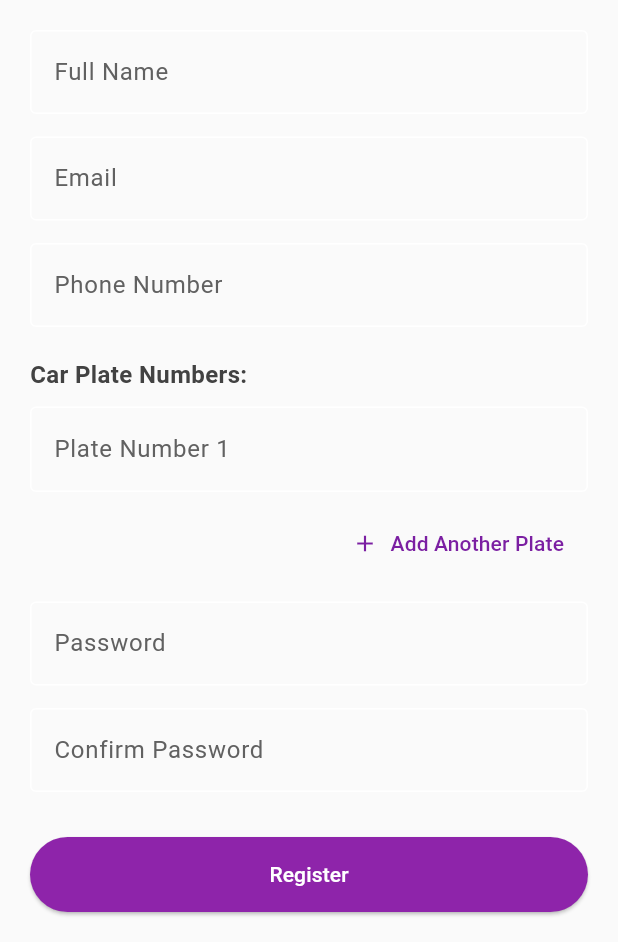
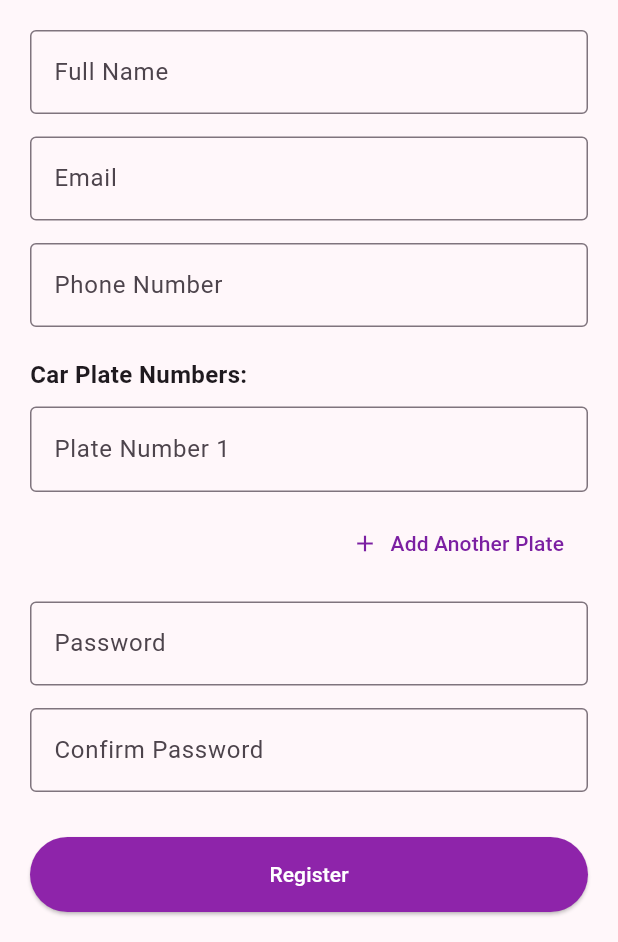
Before and after one commit to ElLord77/TripleM, a Flutter app: the screen it shows after launch, after a tap on "Register", on a phone screen of 412 x 824 dp, the part 294-1236 px from its top. Run offline on Flutter 3.47's test engine with Material 3 defaults, Android fonts, the light colour scheme and no system bars; our stand-ins replace cloud_firestore, firebase_auth, firebase_core, firebase_database, flutter_credit_card, shared_preferences; accounts and stored records are empty.

Commit message:
2 days left

```diff
--- a/lib/main.dart
+++ b/lib/main.dart
@@ -36,54 +36,24 @@ class TripleMGarageApp extends StatelessWidget {
   Widget build(BuildContext context) {
     final themeProvider = Provider.of<ThemeProvider>(context);
 
-    // Define icon colors to be used for AppBar background - Reverted
-    final Color lightModeAppBarColor = Colors.purple.shade600; // Purple for light mode AppBar
-    final Color darkModeAppBarColor = Colors.pink.shade300;   // Pink for dark mode AppBar
-
-    // Define foreground color for AppBar elements (title, icons)
-    const Color appBarForegroundColor = Colors.white;
-
-
-    return MaterialApp(
-      title: 'Triple M Garage',
-      debugShowCheckedModeBanner: false,
-
-      // Light Theme (Purple-based)
-      theme: ThemeData(
+    // --- Light Theme Definition ---
+    // Using ColorScheme.fromSeed to generate a full palette, then overriding
+    // specific component themes to match your original design.
+    final lightTheme = ThemeData(
+      useMaterial3: true,
+      colorScheme: ColorScheme.fromSeed(
+        seedColor: Colors.purple, // Your original purple base color
         brightness: Brightness.light,
-          primarySwatch: Colors.purple, // Back to purple
-          scaffoldBackgroundColor: Colors.grey[50],
+      ),
       appBarTheme: AppBarTheme(
-            backgroundColor: lightModeAppBarColor, // Purple background
-            foregroundColor: appBarForegroundColor,
+        backgroundColor: Colors.purple[600],
+        foregroundColor: Colors.white,
         titleTextStyle: const TextStyle(
-              color: appBarForegroundColor,
+          color: Colors.white,
           fontSize: 20,
           fontWeight: FontWeight.bold,
         ),
-            iconTheme: const IconThemeData(color: appBarForegroundColor),
-          ),
-          colorScheme: ColorScheme.fromSwatch(
-            primarySwatch: Colors.purple,
-            brightness: Brightness.light,
-          ).copyWith(
-            secondary: Colors.orangeAccent,
-            onPrimary: Colors.white,
-            onSecondary: Colors.black,
-            onBackground: Colors.black,
-            onSurface: Colors.black,
-            surface: Colors.white,
-            background: Colors.grey[50],
-          ),
-          textTheme: TextTheme(
-            bodyLarge: TextStyle(color: Colors.grey[900]),
-            bodyMedium: TextStyle(color: Colors.grey[800]),
-            titleLarge: TextStyle(color: Colors.black),
-            titleMedium: TextStyle(color: Colors.black87),
-            titleSmall: TextStyle(color: Colors.black54),
-            labelLarge: TextStyle(color: Colors.purple[800]),
-            headlineSmall: TextStyle(color: Colors.black87),
-            headlineMedium: TextStyle(color: Colors.black),
+        iconTheme: const IconThemeData(color: Colors.white),
       ),
       elevatedButtonTheme: ElevatedButtonThemeData(
         style: ElevatedButton.styleFrom(
@@ -93,15 +63,11 @@ class TripleMGarageApp extends StatelessWidget {
       ),
       listTileTheme: ListTileThemeData(
         iconColor: Colors.purple[700],
-            textColor: Colors.grey[800],
-            subtitleTextStyle: TextStyle(color: Colors.grey[600]),
       ),
       iconTheme: IconThemeData(
           color: Colors.purple[700]
       ),
       inputDecorationTheme: InputDecorationTheme(
-            labelStyle: TextStyle(color: Colors.grey[700]),
-            hintStyle: TextStyle(color: Colors.grey[500]),
         focusedBorder: OutlineInputBorder(
           borderSide: BorderSide(color: Colors.purple[700]!),
         ),
@@ -115,49 +81,34 @@ class TripleMGarageApp extends StatelessWidget {
       cardTheme: CardTheme(
         elevation: 4,
         shape: RoundedRectangleBorder(borderRadius: BorderRadius.circular(10)),
+      ),
+    );
+
+    // --- Dark Theme Definition ---
+    // Using ColorScheme.fromSeed with your pink accent color, then overriding
+    // specific component themes to match your original design.
+    final darkTheme = ThemeData(
+      useMaterial3: true,
+      colorScheme: ColorScheme.fromSeed(
+        seedColor: const Color(0xFFE94560), // Your original pink/red accent color
+        brightness: Brightness.dark,
+        // Override specific generated colors if needed
+        surface: const Color(0xFF1E1E1E),
+      ),
+      scaffoldBackgroundColor: const Color(0xFF121212),
+      appBarTheme: const AppBarTheme(
+        backgroundColor: Color(0xFFE94560), // Keep your specific pink AppBar
+        foregroundColor: Colors.white,
+        titleTextStyle: TextStyle(
           color: Colors.white,
-          )
-      ),
-
-      // Dark Theme (Pink-based, using your original accent for buttons)
-      darkTheme: ThemeData(
-        brightness: Brightness.dark,
-        primaryColor: darkModeAppBarColor, // Using pink
-        scaffoldBackgroundColor: const Color(0xFF121212),
-        appBarTheme: AppBarTheme(
-          backgroundColor: darkModeAppBarColor, // Pink background
-          titleTextStyle: const TextStyle(
-            color: appBarForegroundColor,
           fontSize: 20,
           fontWeight: FontWeight.bold,
         ),
-          iconTheme: const IconThemeData(color: appBarForegroundColor),
-        ),
-        colorScheme: ColorScheme.fromSwatch(
-          brightness: Brightness.dark,
-          primarySwatch: Colors.pink, // Aligning with AppBar
-        ).copyWith(
-          primary: darkModeAppBarColor,
-          secondary: const Color(0xFFE94560), // Your original dark theme accent
-          surface: const Color(0xFF1E1E1E),
-          onPrimary: Colors.white,
-          onSecondary: Colors.white, // Text on pink accent buttons
-          onBackground: const Color(0xFFE0E0E0),
-          onSurface: const Color(0xFFE0E0E0),
-        ),
-        textTheme: const TextTheme(
-          bodyLarge: TextStyle(color: Color(0xFFD0D0D0)),
-          bodyMedium: TextStyle(color: Color(0xFFE0E0E0)),
-          titleLarge: TextStyle(color: Color(0xFFFFFFFF)),
-          titleMedium: TextStyle(color: Color(0xFFF5F5F5)),
-          titleSmall: TextStyle(color: Color(0xFFE0E0E0)),
-          labelLarge: TextStyle(color: Color(0xFFFFFFFF)),
-          headlineSmall: TextStyle(color: Color(0xFFF5F5F5), fontWeight: FontWeight.bold),
-          headlineMedium: TextStyle(color: Color(0xFFFFFFFF)),
+        iconTheme: IconThemeData(color: Colors.white),
       ),
       elevatedButtonTheme: ElevatedButtonThemeData(
         style: ElevatedButton.styleFrom(
-            backgroundColor: const Color(0xFFE94560), // Your original dark theme accent for buttons
+          backgroundColor: const Color(0xFFE94560), // Keep your accent color for buttons
           foregroundColor: Colors.white,
           padding: const EdgeInsets.symmetric(horizontal: 16, vertical: 12),
           shape: RoundedRectangleBorder(
@@ -165,17 +116,13 @@ class TripleMGarageApp extends StatelessWidget {
           ),
         ),
       ),
-        listTileTheme: ListTileThemeData(
-          iconColor: const Color(0xFFE94560), // Your original dark theme accent
-          textColor: const Color(0xFFE0E0E0),
-          subtitleTextStyle: const TextStyle(color: Color(0xFFA0A0A0)),
+      listTileTheme: const ListTileThemeData(
+        iconColor: Color(0xFFE94560),
       ),
-        iconTheme: IconThemeData(
-            color: const Color(0xFFE94560) // General icons to match your original dark theme accent
+      iconTheme: const IconThemeData(
+          color: Color(0xFFE94560)
       ),
       inputDecorationTheme: InputDecorationTheme(
-          labelStyle: TextStyle(color: Colors.grey[400]),
-          hintStyle: TextStyle(color: Colors.grey[600]),
         filled: true,
         fillColor: Colors.white.withOpacity(0.08),
         border: OutlineInputBorder(
@@ -183,13 +130,13 @@ class TripleMGarageApp extends StatelessWidget {
           borderRadius: BorderRadius.circular(10),
         ),
         focusedBorder: OutlineInputBorder(
-            borderSide: const BorderSide(color: Color(0xFFE94560)), // Accent for focus
+          borderSide: const BorderSide(color: Color(0xFFE94560)),
           borderRadius: BorderRadius.circular(10),
         ),
       ),
       textButtonTheme: TextButtonThemeData(
           style: TextButton.styleFrom(
-                foregroundColor: const Color(0xFFE94560) // Accent for text buttons
+              foregroundColor: const Color(0xFFE94560)
           )
       ),
       cardTheme: CardTheme(
@@ -197,7 +144,16 @@ class TripleMGarageApp extends StatelessWidget {
         shape: RoundedRectangleBorder(borderRadius: BorderRadius.circular(10)),
         color: const Color(0xFF1E1E1E),
       ),
-      ),
+    );
+
+
+    return MaterialApp(
+      title: 'Triple M Garage',
+      debugShowCheckedModeBanner: false,
+
+      // Applying the new, more robust themes
+      theme: lightTheme,
+      darkTheme: darkTheme,
 
       themeMode: themeProvider.themeMode,
       home: const HomeScreen(),
--- a/lib/screens/dashboard_screen.dart
+++ b/lib/screens/dashboard_screen.dart
@@ -56,7 +56,7 @@ class DashboardScreen extends StatelessWidget {
                       ? Colors.white.withOpacity(0.1)
                       : theme.colorScheme.primary.withOpacity(0.1),
                   child: Icon(
-                      Icons.account_circle,
+                      Icons.account_circle_outlined,
                       color: avatarIconColor,
                       size: 28
                   ),
--- a/lib/screens/pay_parking_screen.dart
+++ b/lib/screens/pay_parking_screen.dart
@@ -1,16 +1,10 @@
 // lib/screens/pay_parking_screen.dart
 import 'package:flutter/material.dart';
-// import 'package:flutter/services.dart'; // Only if ArabicNumbersInputFormatter was here
 import 'package:cloud_firestore/cloud_firestore.dart';
 import 'package:firebase_auth/firebase_auth.dart';
 import 'package:intl/intl.dart';
 
 import 'package:gdp_app/screens/payment_screen.dart';
-
-// Helper function to normalize plate numbers (if you decide to use it here too)
-// String _normalizePlateNumber(String plate) {
-//   return plate.replaceAll(RegExp(r'\s+'), '');
-// }
 
 class PayParkingScreen extends StatefulWidget {
   const PayParkingScreen({Key? key}) : super(key: key);
@@ -105,13 +99,7 @@ class _PayParkingScreenState extends State<PayParkingScreen> {
       _parkingSessionDocId = null;
     });
 
-    String selectedPlateWithSpaces = _selectedPlate!;
-    // Normalize if your parking_records store normalized plates
-    // String normalizedPlateToQuery = _normalizePlateNumber(selectedPlateWithSpaces);
-    String plateToQuery = selectedPlateWithSpaces; // Assuming direct match for now, or use normalized
-
-    print("PayParkingScreen: Selected plate (display): '$selectedPlateWithSpaces'");
-    print("PayParkingScreen: Plate for query: '$plateToQuery'");
+    String plateToQuery = _selectedPlate!;
 
     try {
       QuerySnapshot querySnapshot = await FirebaseFirestore.instance
@@ -127,13 +115,12 @@ class _PayParkingScreenState extends State<PayParkingScreen> {
           setState(() {
             _parkingSessionData = doc.data() as Map<String, dynamic>;
             _parkingSessionDocId = doc.id;
-            print("PayParkingScreen: Fetched _parkingSessionData: $_parkingSessionData with ID: $_parkingSessionDocId");
           });
         }
       } else {
         if (mounted) {
           ScaffoldMessenger.of(context).showSnackBar(
-            SnackBar(content: Text('No parking record found for plate: $selectedPlateWithSpaces')),
+            SnackBar(content: Text('No parking record found for plate: $plateToQuery')),
           );
         }
       }
@@ -153,6 +140,7 @@ class _PayParkingScreenState extends State<PayParkingScreen> {
     }
   }
 
+  // UPDATED: This function now checks the status before navigating
   void _navigateToPaymentScreen() {
     if (_parkingSessionData == null || _parkingSessionDocId == null) {
       ScaffoldMessenger.of(context).showSnackBar(
@@ -161,6 +149,22 @@ class _PayParkingScreenState extends State<PayParkingScreen> {
       return;
     }
 
+    // NEW: Check the payment status from the fetched data
+    final String? paymentStatus = _parkingSessionData!['status'] as String?;
+
+    if (paymentStatus == 'paid') {
+      // If already paid, show a message and do not proceed.
+      // UPDATED: The SnackBar now uses a theme-adaptive color.
+      ScaffoldMessenger.of(context).showSnackBar(
+        SnackBar(
+          content: const Text('You have already paid for this parking session.'),
+          backgroundColor: Theme.of(context).colorScheme.primary,
+        ),
+      );
+      return; // Stop the function here
+    }
+
+    // If not paid, continue with the existing logic to navigate to the payment screen.
     final String plateNumberForDisplay = _selectedPlate ?? _parkingSessionData!['plate_number'] as String? ?? 'N/A';
     final Timestamp? entryTimestamp = _parkingSessionData!['entry_time'] as Timestamp?;
     final Timestamp? exitTimestamp = _parkingSessionData!['exit_time'] as Timestamp?;
--- a/lib/screens/settings_screen.dart
+++ b/lib/screens/settings_screen.dart
@@ -2,14 +2,10 @@
 import 'package:flutter/material.dart';
 import 'package:firebase_auth/firebase_auth.dart';
 import 'package:cloud_firestore/cloud_firestore.dart';
-import 'package:gdp_app/screens/home_screen.dart'; // Used for navigation after delete
 import 'package:gdp_app/screens/sign_in_screen.dart';
 import 'package:gdp_app/providers/user_provider.dart';
 import 'package:gdp_app/providers/theme_provider.dart'; // Import ThemeProvider
-// import 'package:gdp_app/providers/locale_provider.dart'; // For when you add language
 import 'package:provider/provider.dart';
-// import 'package:flutter_gen/gen_l10n/app_localizations.dart'; // For when you add language
-import 'package:gdp_app/utils/menu_utils.dart'; // Optional overflow menu
 
 
 class SettingsScreen extends StatefulWidget {
--- a/pubspec.yaml
+++ b/pubspec.yaml
@@ -37,6 +37,7 @@ dependencies:
   image_picker: ^1.1.2
 
 
+
   flutter:
     sdk: flutter
 
@@ -49,6 +50,7 @@ dependencies:
   cupertino_icons: ^1.0.8
   webview_flutter: ^4.2.0
   flutter_credit_card: ^4.1.0
+
 
 dev_dependencies:
   flutter_test:
```
Lines whose indentation alone changed are shown as unchanged.
